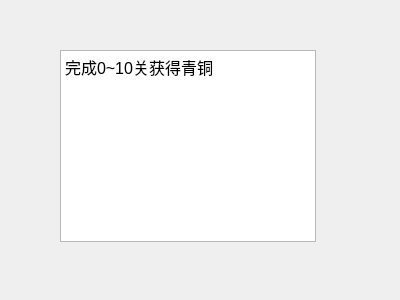
Above: TankGame/level_1.ui from anlowee/TankGame before the change. Below: the same form after it.
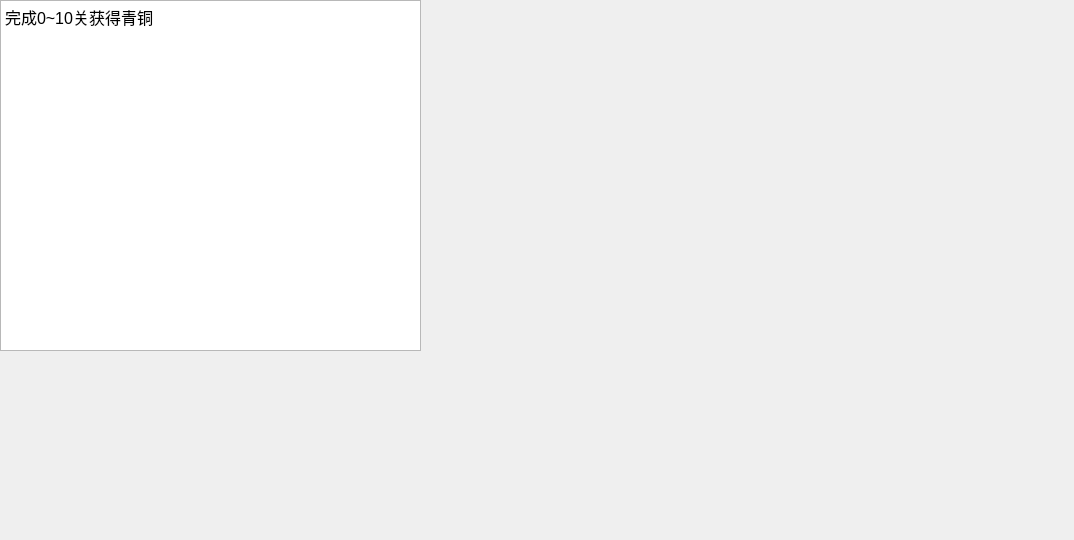
That is the form after the change.

```diff
--- a/TankGame/level_1.ui
+++ b/TankGame/level_1.ui
@@ -6,8 +6,8 @@
    <rect>
     <x>0</x>
     <y>0</y>
-    <width>400</width>
-    <height>300</height>
+    <width>1074</width>
+    <height>540</height>
    </rect>
   </property>
   <property name="windowTitle">
@@ -16,10 +16,10 @@
   <widget class="QTextBrowser" name="textBrowser">
    <property name="geometry">
     <rect>
-     <x>60</x>
-     <y>50</y>
-     <width>256</width>
-     <height>192</height>
+     <x>0</x>
+     <y>0</y>
+     <width>421</width>
+     <height>351</height>
     </rect>
    </property>
    <property name="html">
```
